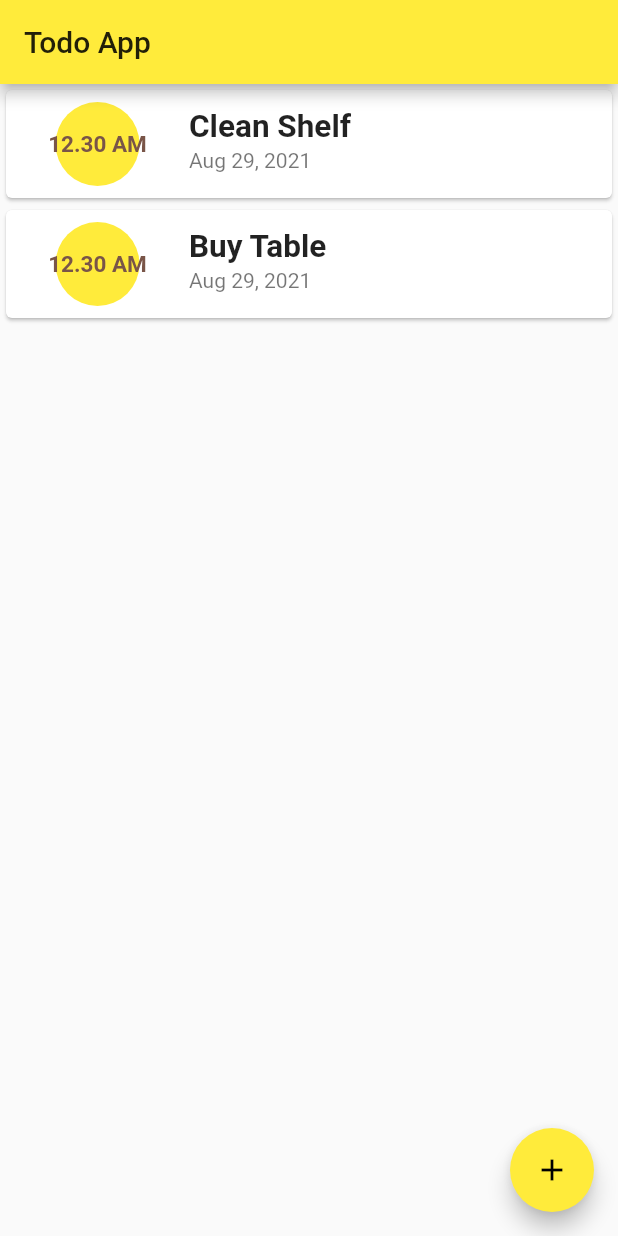
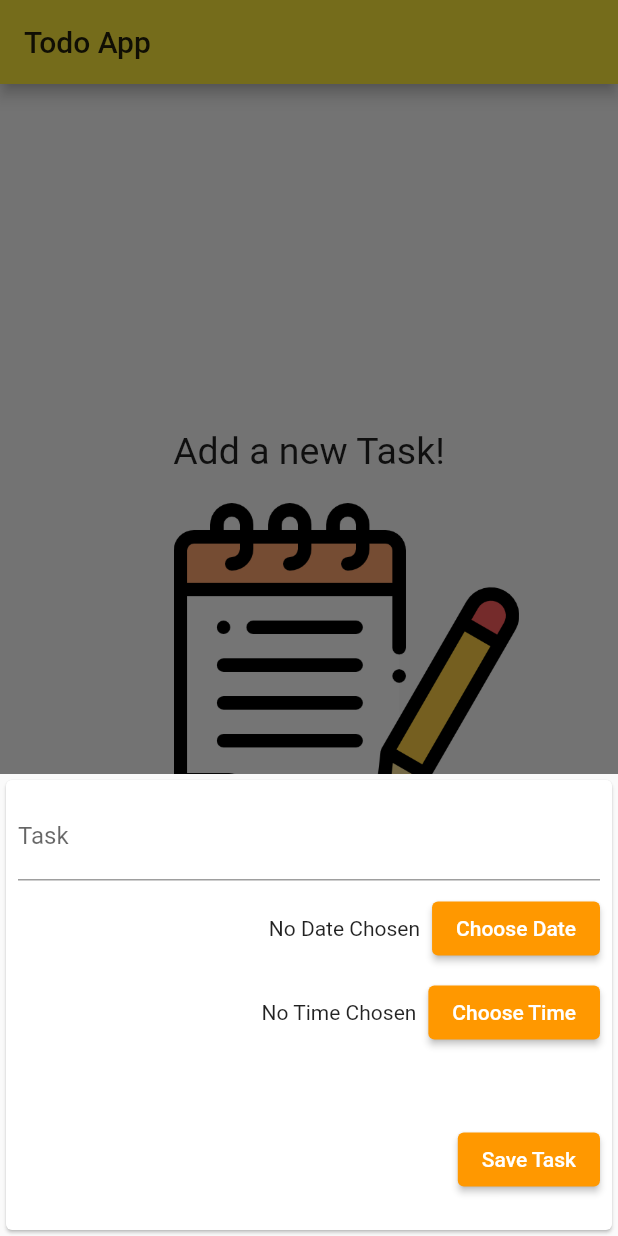
Before and after one commit to adityatawade12/flutter_todo, a Flutter app: the screen it shows after launch, after a tap on the "add" icon, on a phone screen of 412 x 824 dp. Run offline on Flutter 3.47's test engine with Material 2 defaults, Android fonts, the phone set to English and light mode, and no system bars.

Commit message:
app done

```diff
--- a/lib/main.dart
+++ b/lib/main.dart
@@ -1,4 +1,6 @@
 import 'package:flutter/material.dart';
+import 'package:todo_app/models/task.dart';
+import 'package:todo_app/widgets/newTaskModal.dart';
 import 'package:todo_app/widgets/taskList.dart';
 
 void main() {
@@ -29,23 +31,56 @@ class MyHomePage extends StatefulWidget {
 }
 
 class _MyHomePageState extends State<MyHomePage> {
-  int _counter = 0;
+  final List<Task> tasks = [
+    // Task(
+    //     taskName: "Clean Shelf asd asd asds ad asdsd asdsa asdsa asds ",
+    //     id: "1",
+    //     date: DateTime.now(),
+    //     time: TimeOfDay.now()),
+    // Task(
+    //     taskName: "Buy Table",
+    //     id: "2",
+    //     date: DateTime.now(),
+    //     time: TimeOfDay.now()),
+  ];
 
-  void _incrementCounter() {
+  void _addTask(task, date, time) {
+    var newtask = Task(
+        taskName: task, id: DateTime.now().toString(), date: date, time: time);
     setState(() {
-      _counter++;
+      tasks.add(newtask);
+      Navigator.of(context).pop();
     });
+  }
+
+  void _deleteTask(id) {
+    setState(() {
+      tasks.removeWhere((task) => task.id == id);
+    });
+  }
+
+  void _showModal(BuildContext ctx) {
+    showModalBottomSheet(
+        context: ctx,
+        builder: (builder) {
+          return GestureDetector(
+            child: TaskModal(_addTask),
+            onTap: () {},
+            behavior: HitTestBehavior.opaque,
+          );
+        });
   }
 
   @override
   Widget build(BuildContext context) {
     return Scaffold(
+      resizeToAvoidBottomInset: false,
       appBar: AppBar(
         title: Text(widget.title),
       ),
-      body: TaskList(),
+      body: TaskList(tasks, _deleteTask),
       floatingActionButton: FloatingActionButton(
-        onPressed: _incrementCounter,
+        onPressed: () => _showModal(context),
         tooltip: 'Increment',
         child: Icon(Icons.add),
       ),
--- a/lib/models/task.dart
+++ b/lib/models/task.dart
@@ -1,7 +1,14 @@
+import 'package:flutter/material.dart';
+
 class Task {
   final String taskName;
   final String id;
   final DateTime date;
+  final TimeOfDay time;
 
-  Task({required this.taskName, required this.id, required this.date});
+  Task(
+      {required this.taskName,
+      required this.id,
+      required this.date,
+      required this.time});
 }
--- /dev/null
+++ b/lib/widgets/newTaskModal.dart
@@ -0,0 +1,145 @@
+import 'package:flutter/material.dart';
+import 'package:intl/intl.dart';
+
+class TaskModal extends StatefulWidget {
+  // TaskModal({Key? key}) : super(key: key);
+  final Function newTask;
+  TaskModal(this.newTask);
+
+  @override
+  _TaskModalState createState() => _TaskModalState();
+}
+
+class _TaskModalState extends State<TaskModal> {
+  final taskController = TextEditingController();
+  var _selectedDate = DateTime(1990);
+  var _selectedTime;
+
+  void _presentDatePicker() {
+    showDatePicker(
+            context: context,
+            initialDate: DateTime.now(),
+            firstDate: DateTime(2019),
+            lastDate: DateTime.now())
+        .then((date) {
+      if (date == null) {
+        return;
+      } else {
+        setState(() {
+          _selectedDate = date;
+        });
+      }
+    });
+  }
+
+  void _presentTimePicker() {
+    showTimePicker(context: context, initialTime: TimeOfDay.now()).then((time) {
+      if (time == null) {
+        return;
+      } else {
+        setState(() {
+          _selectedTime = time;
+        });
+      }
+    });
+  }
+
+  void saveTask() {
+    if (taskController.text == "" ||
+        _selectedDate == DateTime(1990) ||
+        _selectedTime == null) return;
+    widget.newTask(taskController.text, _selectedDate, _selectedTime);
+  }
+
+  @override
+  Widget build(BuildContext context) {
+    final localizations = MaterialLocalizations.of(context);
+    return Padding(
+      padding: EdgeInsets.only(
+          bottom: MediaQuery.of(context).viewInsets.vertical * 0.5),
+      child: Card(
+        child: Container(
+          height: 300,
+          child: Padding(
+            padding: const EdgeInsets.all(8.0),
+            child: Column(
+              crossAxisAlignment: CrossAxisAlignment.end,
+              children: [
+                TextField(
+                  decoration: InputDecoration(labelText: "Task"),
+                  controller: taskController,
+                ),
+                Padding(
+                  padding: const EdgeInsets.only(top: 8),
+                  child: Row(
+                    mainAxisAlignment: MainAxisAlignment.end,
+                    children: [
+                      Padding(
+                        padding: const EdgeInsets.only(right: 8.0),
+                        child: Text(
+                          _selectedDate == DateTime(1990)
+                              ? "No Date Chosen"
+                              : DateFormat.yMMMd().format(_selectedDate),
+                        ),
+                      ),
+                      ElevatedButton(
+                          onPressed: _presentDatePicker,
+                          style: ButtonStyle(
+                              backgroundColor: MaterialStateProperty.all<Color>(
+                                  Colors.orange)),
+                          child: Text(
+                            "Choose Date",
+                            style: TextStyle(color: Colors.white),
+                          ))
+                    ],
+                  ),
+                ),
+                Padding(
+                  padding: const EdgeInsets.only(top: 8),
+                  child: Row(
+                    mainAxisAlignment: MainAxisAlignment.end,
+                    children: [
+                      Padding(
+                        padding: const EdgeInsets.only(right: 8.0),
+                        child: Text(
+                          _selectedTime == null
+                              ? "No Time Chosen"
+                              : localizations.formatTimeOfDay(_selectedTime),
+                        ),
+                      ),
+                      ElevatedButton(
+                          onPressed: _presentTimePicker,
+                          style: ButtonStyle(
+                              backgroundColor: MaterialStateProperty.all<Color>(
+                                  Colors.orange)),
+                          child: Text(
+                            "Choose Time",
+                            style: TextStyle(color: Colors.white),
+                          ))
+                    ],
+                  ),
+                ),
+                SizedBox(
+                  height: 50,
+                ),
+                ElevatedButton(
+                    onPressed: saveTask,
+                    style: ButtonStyle(
+                        backgroundColor:
+                            MaterialStateProperty.all<Color>(Colors.orange)),
+                    child: Text(
+                      "Save Task",
+                      style: TextStyle(color: Colors.white),
+                    )),
+                // if (MediaQuery.of(context).viewInsets.bottom > 0)
+                // SizedBox(
+                //   height: 400,
+                // )
+              ],
+            ),
+          ),
+        ),
+      ),
+    );
+  }
+}
--- a/lib/widgets/taskList.dart
+++ b/lib/widgets/taskList.dart
@@ -1,17 +1,37 @@
 import 'package:flutter/material.dart';
 import 'package:todo_app/models/task.dart';
 import 'package:intl/intl.dart';
+// import 'package:multi_sort/multi_sort.dart';
 // import 'package:uuid/uuid.dart';
 
 class TaskList extends StatelessWidget {
   // final uuid = Uuid();
-  final List<Task> tasks = [
-    Task(taskName: "Clean Shelf", id: "1", date: DateTime.now()),
-    Task(taskName: "Buy Table", id: "2", date: DateTime.now()),
-  ];
-
+  // final List<Task> tasks = [
+  //   Task(
+  //       taskName: "Clean Shelf asd asd asds ad asdsd asdsa asdsa asds ",
+  //       id: "1",
+  //       date: DateTime.now()),
+  //   Task(taskName: "Buy Table", id: "2", date: DateTime.now()),
+  // ];
+  List<Task> tasks;
+  Function deleteTask;
+  TaskList(this.tasks, this.deleteTask);
+  List<bool> criteria = [true, true]; //Criteria List
+  List<String> preferrence = ["date", "time"];
+  // List<Task> get sortedTaks {
+  //   return tasks.multisort(criteria, preferrence);
+  // }
+  double toDouble(TimeOfDay myTime) => myTime.hour + myTime.minute / 60.0;
   @override
   Widget build(BuildContext context) {
+    tasks.sort((a, b) {
+      var comparisonResult = a.date.compareTo(b.date);
+      if (comparisonResult != 0) {
+        return comparisonResult;
+      }
+
+      return toDouble(a.time).compareTo(toDouble((b.time)));
+    });
     return tasks.isEmpty
         ? LayoutBuilder(builder: (ctx, constraints) {
             return Column(
@@ -36,54 +56,77 @@ class TaskList extends StatelessWidget {
               ],
             );
           })
-        : ListView.builder(
+        : LayoutBuilder(builder: (ctx, constraints) {
+            return ListView.builder(
               itemBuilder: (ctx, index) {
                 return Card(
-                child: ListTile(
-                  // leading: CircleAvatar(
-                  //   backgroundColor: Theme.of(context).accentColor,
-                  //   radius: 45,
-                  //   child: Padding(
-                  //     padding: EdgeInsets.all(20),
-                  //     child: FittedBox(
-                  //       child: Text(
-                  //         "12.30 AM",
-                  //         style: TextStyle(
-                  //             color: Colors.brown,
-                  //             fontWeight: FontWeight.bold,
-                  //             fontSize: 30),
-                  //       ),
-                  //     ),
-                  //   ),
-                  // ),
-                  leading: Container(
-                    width: 90,
-                    height: 80,
-                    padding: EdgeInsets.all(10),
+                    child: Padding(
+                  padding:
+                      const EdgeInsets.symmetric(vertical: 10, horizontal: 30),
+                  child: Row(
+                    children: [
+                      Container(
+                        height: 70,
+                        width: 70,
+                        padding: EdgeInsets.all(5.0),
                         decoration: BoxDecoration(
+                          shape: BoxShape.circle,
                           color: Theme.of(context).accentColor,
-                        shape: BoxShape.circle),
+                        ),
                         child: Center(
                             child: Text(
-                        "12.30 AM",
-                        // textAlign: TextAlign.center,
+                          MaterialLocalizations.of(context)
+                              .formatTimeOfDay(tasks[index].time),
+                          textAlign: TextAlign.center,
                           style: TextStyle(
-                          color: Colors.brown,
-                          fontWeight: FontWeight.bold,
-                          fontSize: 15,
+                              fontSize: 16, fontWeight: FontWeight.bold),
+                        )),
+                      ),
+                      SizedBox(
+                        width: constraints.maxWidth * 0.1,
+                      ),
+                      Container(
+                        child: Column(
+                          crossAxisAlignment: CrossAxisAlignment.start,
+                          children: [
+                            Container(
+                              width: constraints.maxWidth * 0.4,
+                              child: Text(
+                                tasks[index].taskName,
+                                // overflow: TextOverflow.ellipsis,
+                                // textAlign: TextAlign.start,
+                                style: TextStyle(
+                                    fontSize: 22, fontWeight: FontWeight.bold),
+                                maxLines: 2,
+                                overflow: TextOverflow.ellipsis,
                               ),
                             ),
+                            Text(
+                              DateFormat.yMMMd().format(tasks[index].date),
+                              style: TextStyle(
+                                  fontSize: 14, color: Colors.grey[600]),
+                            )
+                          ],
                         ),
                       ),
-                  title: Text(
-                    tasks[index].taskName,
-                    style: TextStyle(fontWeight: FontWeight.bold, fontSize: 21),
+                      // SizedBox(width: constraints.maxWidth * 0.1),
+                      Spacer(),
+                      IconButton(
+                          onPressed: () {
+                            deleteTask(tasks[index].id);
+                          },
+                          padding: EdgeInsets.all(5),
+                          icon: Icon(
+                            Icons.done,
+                            size: 40,
+                            color: Colors.green,
+                          ))
+                    ],
                   ),
-                  subtitle: Text(DateFormat.yMMMd().format(tasks[index].date)),
-                ),
-              );
+                ));
               },
               itemCount: tasks.length,
             );
+          });
   }
 }
--- a/pubspec.yaml
+++ b/pubspec.yaml
@@ -29,6 +29,7 @@ dependencies:
   # Use with the CupertinoIcons class for iOS style icons.
   cupertino_icons: ^1.0.2
   intl: ^0.17.0
+  multi_sort: ^3.0.0
 
 dev_dependencies:
   flutter_test:
```
Also changed, not shown: pubspec.lock. Lines whose indentation alone changed are shown as unchanged.
